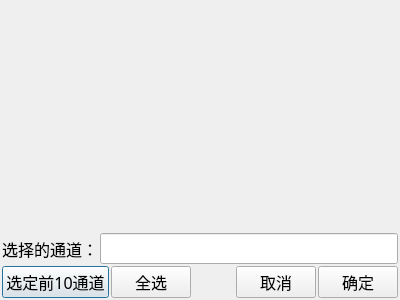
caicaiking/WKEFactoryView2014, file MulitChannalBox/clsChennalSelect.ui: the form before one commit.
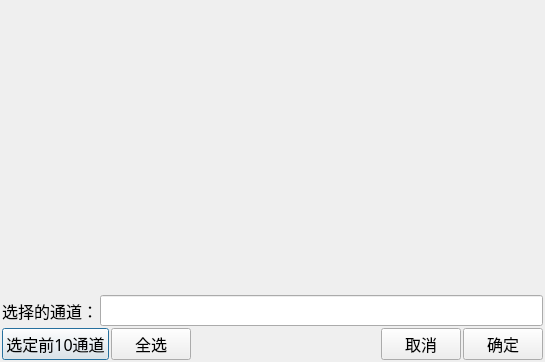
The form after the commit.

```diff
--- a/MulitChannalBox/clsChennalSelect.ui
+++ b/MulitChannalBox/clsChennalSelect.ui
@@ -6,8 +6,8 @@
    <rect>
     <x>0</x>
     <y>0</y>
-    <width>400</width>
-    <height>300</height>
+    <width>545</width>
+    <height>362</height>
    </rect>
   </property>
   <property name="font">
@@ -97,6 +97,12 @@
          <height>30</height>
         </size>
        </property>
+       <property name="maximumSize">
+        <size>
+         <width>11111</width>
+         <height>11111</height>
+        </size>
+       </property>
        <property name="font">
         <font>
          <family>楷体</family>
@@ -119,6 +125,12 @@
          <height>30</height>
         </size>
        </property>
+       <property name="maximumSize">
+        <size>
+         <width>11111</width>
+         <height>11111</height>
+        </size>
+       </property>
        <property name="font">
         <font>
          <family>楷体</family>
@@ -154,6 +166,12 @@
          <height>30</height>
         </size>
        </property>
+       <property name="maximumSize">
+        <size>
+         <width>11111</width>
+         <height>11111</height>
+        </size>
+       </property>
        <property name="font">
         <font>
          <family>楷体</family>
@@ -173,6 +191,12 @@
          <height>30</height>
         </size>
        </property>
+       <property name="maximumSize">
+        <size>
+         <width>11111</width>
+         <height>11111</height>
+        </size>
+       </property>
        <property name="font">
         <font>
          <family>楷体</family>
```
